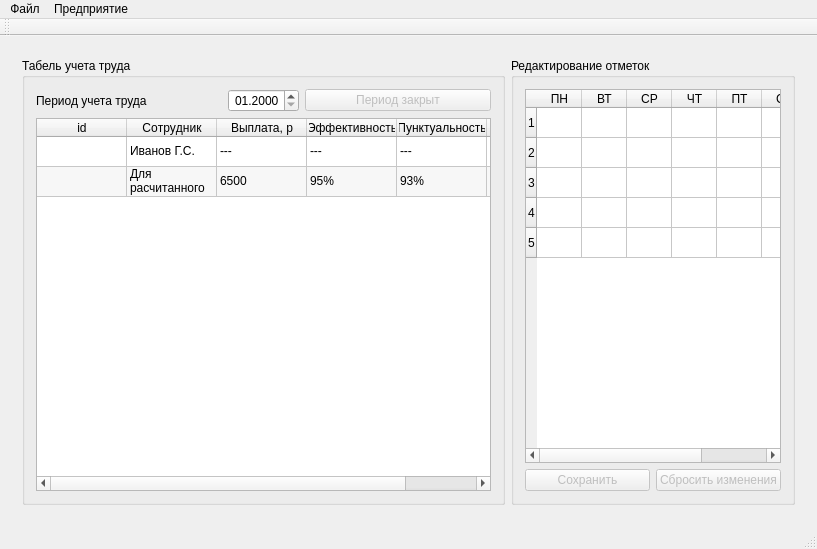
Above: SalaryCount/SalaryCount/salarycount.ui from artemkurylev/mdkp before the change. Below: the same form after it.
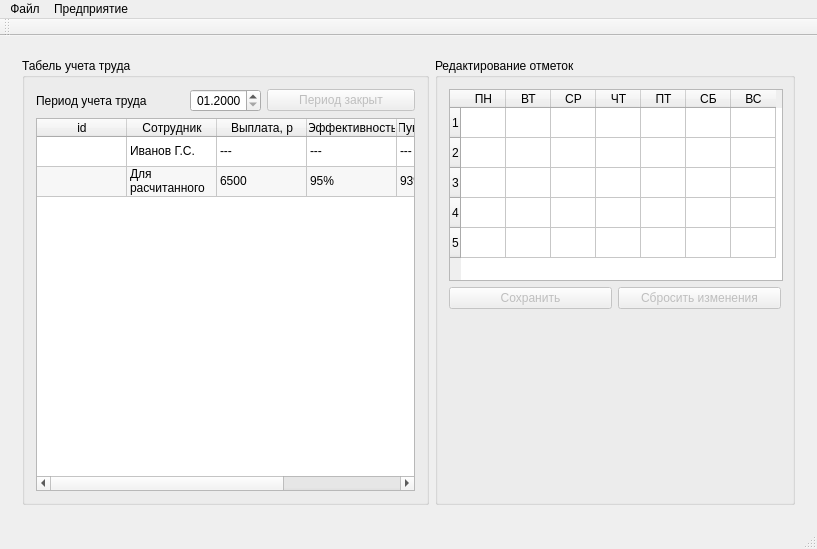
That is the form after the change. Icons and pictures are not drawn.

Commit message: Обновлено окно для табелей учета труда(теперь отображаются корректно все дни)

Diff of the .ui file:
```diff
--- a/SalaryCount/SalaryCount/salarycount.ui
+++ b/SalaryCount/SalaryCount/salarycount.ui
@@ -18,8 +18,8 @@
     <normaloff>topodkazy.png</normaloff>topodkazy.png</iconset>
   </property>
   <widget class="QWidget" name="centralWidget">
-   <layout class="QGridLayout" name="gridLayout">
-    <item row="0" column="1">
+   <layout class="QVBoxLayout" name="verticalLayout_4">
+    <item>
      <widget class="QStackedWidget" name="stackedWidget">
       <property name="currentIndex">
        <number>1</number>
@@ -312,11 +312,163 @@
        </layout>
       </widget>
       <widget class="QWidget" name="LaborSheetsPage">
-       <layout class="QGridLayout" name="gridLayout_10">
+       <layout class="QGridLayout" name="gridLayout">
+        <item row="0" column="1">
+         <widget class="QGroupBox" name="LabourGroupEdit">
+          <property name="enabled">
+           <bool>true</bool>
+          </property>
+          <property name="sizePolicy">
+           <sizepolicy hsizetype="Preferred" vsizetype="Preferred">
+            <horstretch>2</horstretch>
+            <verstretch>0</verstretch>
+           </sizepolicy>
+          </property>
+          <property name="maximumSize">
+           <size>
+            <width>360</width>
+            <height>16777215</height>
+           </size>
+          </property>
+          <property name="title">
+           <string>Редактирование отметок</string>
+          </property>
+          <layout class="QGridLayout" name="gridLayout_4">
+           <item row="1" column="0">
+            <layout class="QHBoxLayout" name="horizontalLayout_13">
+             <item>
+              <widget class="QPushButton" name="pushButton_13">
+               <property name="enabled">
+                <bool>false</bool>
+               </property>
+               <property name="text">
+                <string>Сохранить</string>
+               </property>
+              </widget>
+             </item>
+             <item>
+              <widget class="QPushButton" name="pushButton_14">
+               <property name="enabled">
+                <bool>false</bool>
+               </property>
+               <property name="text">
+                <string>Сбросить изменения</string>
+               </property>
+              </widget>
+             </item>
+            </layout>
+           </item>
+           <item row="0" column="0">
+            <widget class="QTableWidget" name="laborSheet">
+             <property name="sizePolicy">
+              <sizepolicy hsizetype="Preferred" vsizetype="Expanding">
+               <horstretch>0</horstretch>
+               <verstretch>0</verstretch>
+              </sizepolicy>
+             </property>
+             <property name="minimumSize">
+              <size>
+               <width>334</width>
+               <height>0</height>
+              </size>
+             </property>
+             <property name="maximumSize">
+              <size>
+               <width>335</width>
+               <height>16777215</height>
+              </size>
+             </property>
+             <property name="selectionMode">
+              <enum>QAbstractItemView::NoSelection</enum>
+             </property>
+             <property name="cornerButtonEnabled">
+              <bool>false</bool>
+             </property>
+             <attribute name="horizontalHeaderDefaultSectionSize">
+              <number>45</number>
+             </attribute>
+             <row>
+              <property name="text">
+               <string>1</string>
+              </property>
+             </row>
+             <row>
+              <property name="text">
+               <string>2</string>
+              </property>
+             </row>
+             <row>
+              <property name="text">
+               <string>3</string>
+              </property>
+             </row>
+             <row>
+              <property name="text">
+               <string>4</string>
+              </property>
+             </row>
+             <row>
+              <property name="text">
+               <string>5</string>
+              </property>
+             </row>
+             <column>
+              <property name="text">
+               <string>ПН</string>
+              </property>
+             </column>
+             <column>
+              <property name="text">
+               <string>ВТ</string>
+              </property>
+             </column>
+             <column>
+              <property name="text">
+               <string>СР</string>
+              </property>
+             </column>
+             <column>
+              <property name="text">
+               <string>ЧТ</string>
+              </property>
+             </column>
+             <column>
+              <property name="text">
+               <string>ПТ</string>
+              </property>
+             </column>
+             <column>
+              <property name="text">
+               <string>СБ</string>
+              </property>
+             </column>
+             <column>
+              <property name="text">
+               <string>ВС</string>
+              </property>
+             </column>
+            </widget>
+           </item>
+           <item row="2" column="0">
+            <spacer name="verticalSpacer_2">
+             <property name="orientation">
+              <enum>Qt::Vertical</enum>
+             </property>
+             <property name="sizeHint" stdset="0">
+              <size>
+               <width>20</width>
+               <height>177</height>
+              </size>
+             </property>
+            </spacer>
+           </item>
+          </layout>
+         </widget>
+        </item>
         <item row="0" column="0">
          <widget class="QGroupBox" name="groupBox_6">
           <property name="sizePolicy">
-           <sizepolicy hsizetype="Expanding" vsizetype="Preferred">
+           <sizepolicy hsizetype="Minimum" vsizetype="Preferred">
             <horstretch>2</horstretch>
             <verstretch>0</verstretch>
            </sizepolicy>
@@ -324,7 +476,7 @@
           <property name="title">
            <string>Табель учета труда</string>
           </property>
-          <layout class="QGridLayout" name="gridLayout_4">
+          <layout class="QGridLayout" name="gridLayout_10">
            <item row="0" column="0">
             <layout class="QHBoxLayout" name="horizontalLayout_14">
              <item>
@@ -374,6 +526,12 @@
            </item>
            <item row="1" column="0">
             <widget class="QTableWidget" name="employeeLaborSheetTable">
+             <property name="sizePolicy">
+              <sizepolicy hsizetype="MinimumExpanding" vsizetype="Expanding">
+               <horstretch>0</horstretch>
+               <verstretch>0</verstretch>
+              </sizepolicy>
+             </property>
              <property name="editTriggers">
               <set>QAbstractItemView::NoEditTriggers</set>
              </property>
@@ -507,121 +665,6 @@
           </layout>
          </widget>
         </item>
-        <item row="0" column="1">
-         <widget class="QGroupBox" name="LabourGroupEdit">
-          <property name="enabled">
-           <bool>true</bool>
-          </property>
-          <property name="sizePolicy">
-           <sizepolicy hsizetype="Preferred" vsizetype="Preferred">
-            <horstretch>0</horstretch>
-            <verstretch>0</verstretch>
-           </sizepolicy>
-          </property>
-          <property name="title">
-           <string>Редактирование отметок</string>
-          </property>
-          <layout class="QGridLayout" name="gridLayout_9">
-           <item row="1" column="0">
-            <layout class="QHBoxLayout" name="horizontalLayout_13">
-             <item>
-              <widget class="QPushButton" name="pushButton_13">
-               <property name="enabled">
-                <bool>false</bool>
-               </property>
-               <property name="text">
-                <string>Сохранить</string>
-               </property>
-              </widget>
-             </item>
-             <item>
-              <widget class="QPushButton" name="pushButton_14">
-               <property name="enabled">
-                <bool>false</bool>
-               </property>
-               <property name="text">
-                <string>Сбросить изменения</string>
-               </property>
-              </widget>
-             </item>
-            </layout>
-           </item>
-           <item row="0" column="0">
-            <widget class="QTableWidget" name="laborSheet">
-             <property name="selectionMode">
-              <enum>QAbstractItemView::NoSelection</enum>
-             </property>
-             <property name="cornerButtonEnabled">
-              <bool>false</bool>
-             </property>
-             <attribute name="horizontalHeaderDefaultSectionSize">
-              <number>45</number>
-             </attribute>
-             <row>
-              <property name="text">
-               <string>1</string>
-              </property>
-             </row>
-             <row>
-              <property name="text">
-               <string>2</string>
-              </property>
-             </row>
-             <row>
-              <property name="text">
-               <string>3</string>
-              </property>
-             </row>
-             <row>
-              <property name="text">
-               <string>4</string>
-              </property>
-             </row>
-             <row>
-              <property name="text">
-               <string>5</string>
-              </property>
-             </row>
-             <column>
-              <property name="text">
-               <string>ПН</string>
-              </property>
-             </column>
-             <column>
-              <property name="text">
-               <string>ВТ</string>
-              </property>
-             </column>
-             <column>
-              <property name="text">
-               <string>СР</string>
-              </property>
-             </column>
-             <column>
-              <property name="text">
-               <string>ЧТ</string>
-              </property>
-             </column>
-             <column>
-              <property name="text">
-               <string>ПТ</string>
-              </property>
-             </column>
-             <column>
-              <property name="text">
-               <string>СБ</string>
-              </property>
-             </column>
-             <column>
-              <property name="text">
-               <string>ВС</string>
-              </property>
-             </column>
-            </widget>
-           </item>
-          </layout>
-         </widget>
-        </item>
        </layout>
       </widget>
       <widget class="QWidget" name="DutyChartsPage">
```
Left out of the diff: 2 changed lines with no effect on the pictures.
